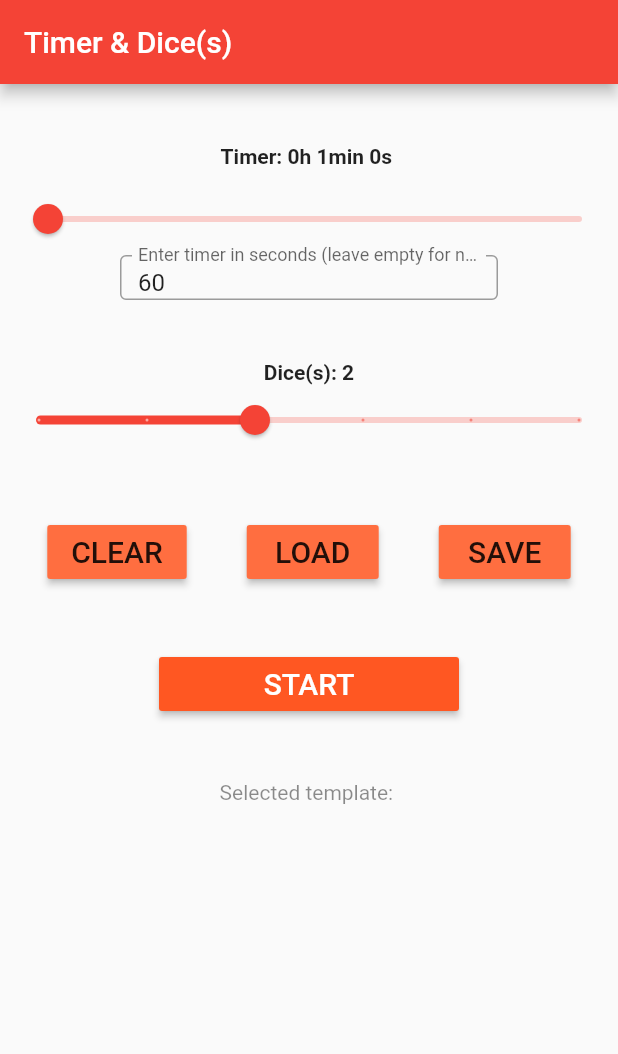
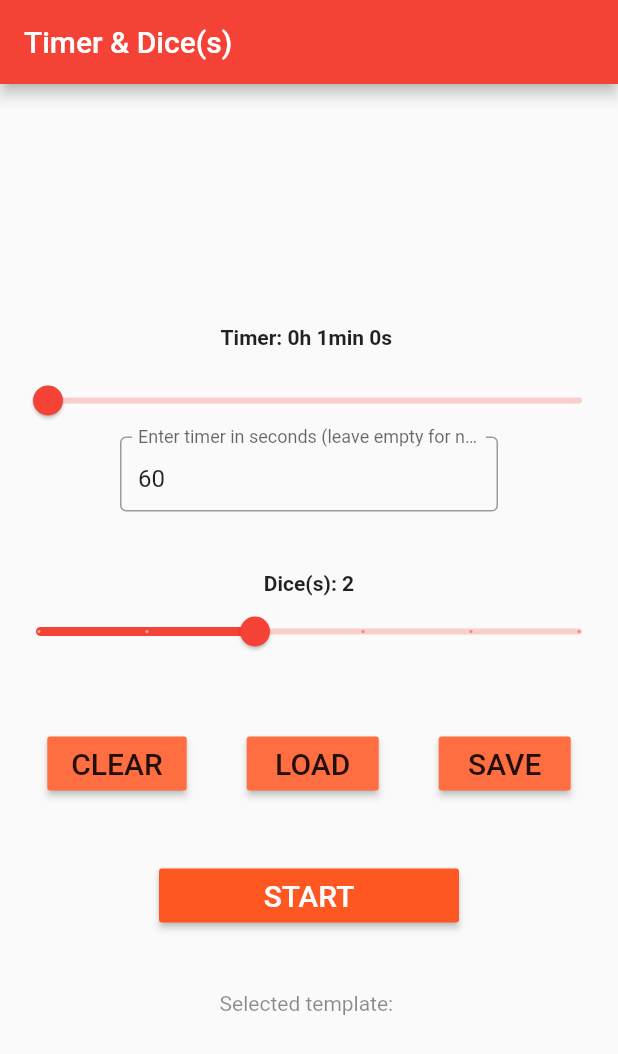
Before and after one commit to yulih/timer_with_dices, a Flutter app: the screen it shows after launch, on a phone screen of 412 x 824 dp. Shown: the top 1054 px of the screen. Run offline on Flutter 3.47's test engine with Material 2 defaults, Android fonts, the light colour scheme and no system bars; our stand-ins replace flutter_slidable, sqflite; accounts and stored records are empty.

Commit message:
size overflow fix

```diff
--- a/lib/main.dart
+++ b/lib/main.dart
@@ -128,12 +128,14 @@ class _MyHomePageState extends State<MyHomePage> {
   @override
   Widget build(BuildContext context) {
     return Scaffold(
+        resizeToAvoidBottomInset: false,
         appBar: AppBar(
           // Here we take the value from the MyHomePage object that was created by
           // the App.build method, and use it to set our appbar title.
           title: Text(widget.title),
         ),
         body: Center(
+          child: SingleChildScrollView(
             child: Column(
               mainAxisAlignment: MainAxisAlignment.start,
               children: <Widget>[
@@ -153,7 +155,7 @@ class _MyHomePageState extends State<MyHomePage> {
                   },
                 ),
                 Container(
-                  height: 30,
+                    height: 50,
                     margin: const EdgeInsets.only(right: 80, left: 80),
                     child: TextField(
                       controller: textControllerTimer,
@@ -258,6 +260,7 @@ class _MyHomePageState extends State<MyHomePage> {
                 ),
               ],
             ),
+          ),
         ));
   }
 
--- a/lib/temp.dart
+++ b/lib/temp.dart
@@ -1,3 +1,4 @@
+/*
 import 'package:flutter/material.dart';
 import 'package:timer_with_dices/database/dbSettings.dart';
 import 'package:timer_with_dices/models/settingsModel.dart';
@@ -102,3 +103,4 @@ icon: Icons.share,
 onTap: () => _showSnackBar('Share'),
 ),
 ],
+*/
```
Also changed, not shown: pubspec.lock. Lines whose indentation alone changed are shown as unchanged.
